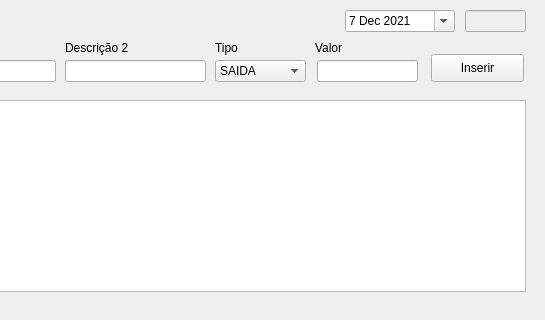
The window that forms/frm_lancamentos.ui (luissantananet/cashier) describes before a commit, drawn with Qt 5; both pictures show x 195 to 740 and y 0 to 320 of the 740 by 405 pixel window.
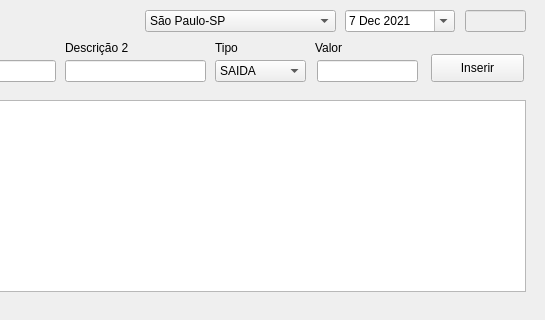
The same window after the commit.

Patch:
```diff
--- a/forms/frm_lancamentos.ui
+++ b/forms/frm_lancamentos.ui
@@ -256,6 +256,26 @@
      </date>
     </property>
    </widget>
+   <widget class="QComboBox" name="comboBox">
+    <property name="geometry">
+     <rect>
+      <x>340</x>
+      <y>10</y>
+      <width>191</width>
+      <height>22</height>
+     </rect>
+    </property>
+    <item>
+     <property name="text">
+      <string>São Paulo-SP</string>
+     </property>
+    </item>
+    <item>
+     <property name="text">
+      <string>Gravataí-RS</string>
+     </property>
+    </item>
+   </widget>
   </widget>
   <widget class="QMenuBar" name="menubar">
    <property name="geometry">
```
Left out of the diff: 2 changed lines with no effect on the pictures.
